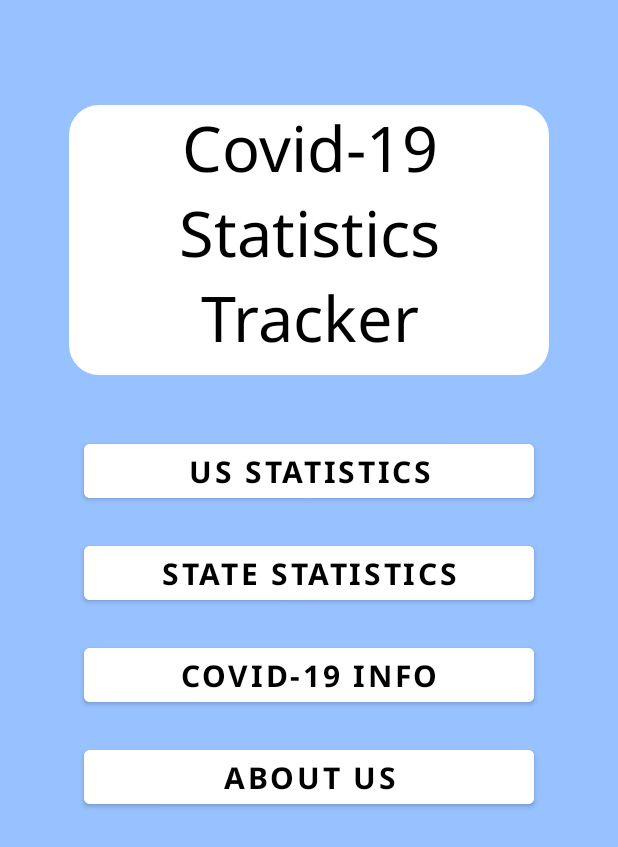
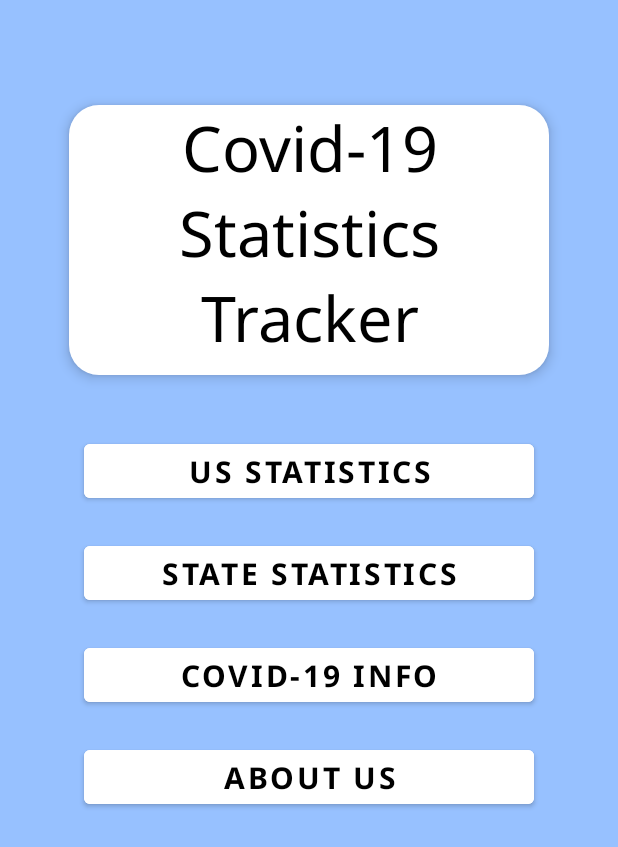
Before and after one commit to Hikaru5/CovidApp, an Android app: the screen it shows after launch (MainActivity), on a phone screen of 412 x 824 dp. Shown: the top 847 px of the screen. Run offline under Robolectric (Android 15) with nearby library versions, the phone set to English and light mode, and no system bars.

Commit message:
minor changes

```diff
--- a/app/src/main/res/drawable/rounded_corner.xml
+++ b/app/src/main/res/drawable/rounded_corner.xml
@@ -1,4 +1,6 @@
-<shape xmlns:android="http://schemas.android.com/apk/res/android">
+<?xml version="1.0" encoding="utf-8"?>
+<shape xmlns:android="http://schemas.android.com/apk/res/android" >
+    <solid android:color="@color/white"/>
     <corners
         android:radius="20dp"
         />
--- a/app/src/main/res/layout/activity_main.xml
+++ b/app/src/main/res/layout/activity_main.xml
@@ -22,6 +22,7 @@
         android:text="Covid-19 Statistics Tracker"
         android:textAlignment="center"
         android:textColor="#000000"
+        android:elevation="5dp"
         android:textSize="42sp" />
 
     <Button
```
